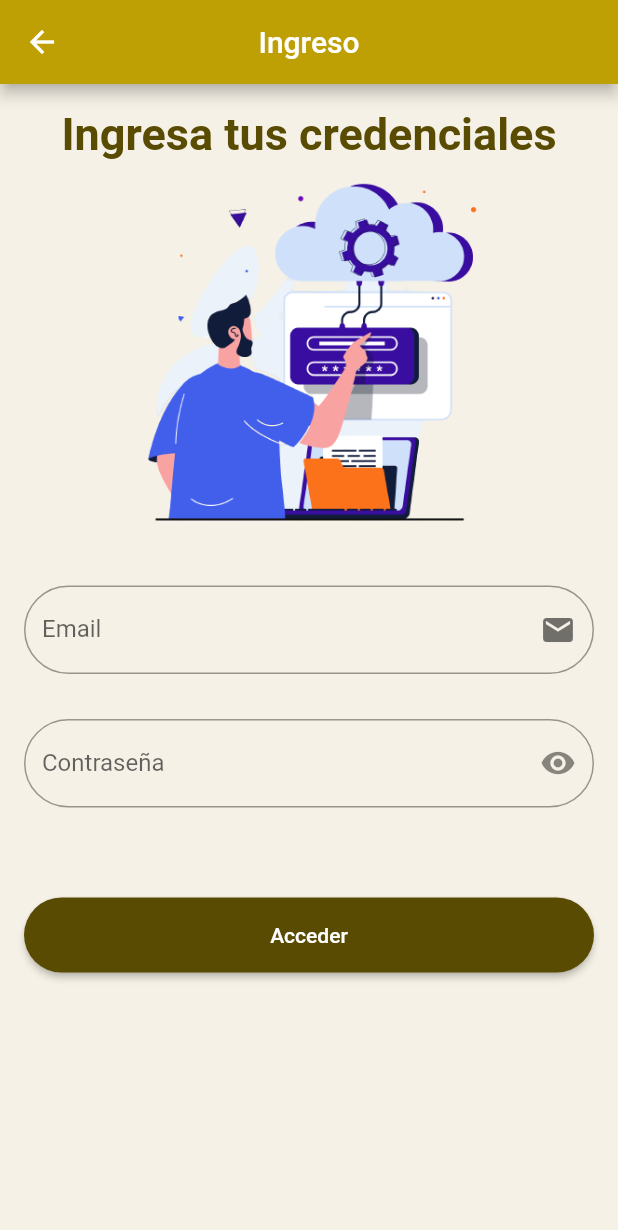
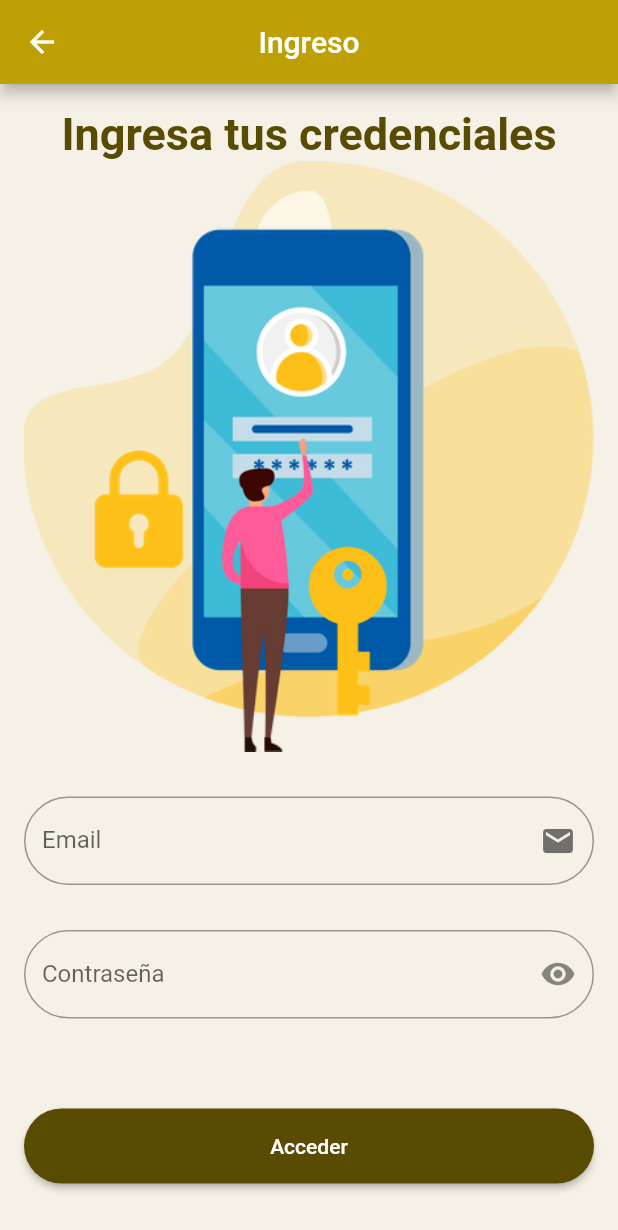
Before and after one commit to Landerer0/PAMProyecto2, a Flutter app: the screen it shows after launch, after a tap on "Ingresar", on a phone screen of 412 x 824 dp. Shown: the top 1230 px of the screen. Run offline on Flutter 3.47's test engine with Material 2 defaults, Android fonts, the light colour scheme and no system bars; our stand-ins replace camera, cool_alert, fluttertoast, shared_preferences, sidebarx; missing offline and left inert: dart:ffi; network calls fail; Roboto replaces fonts that are missing (Calibri); project files that could hold a hidden picture were left out.

Commit message:
fotos cambiadas

```diff
--- a/lib/global.dart
+++ b/lib/global.dart
@@ -3,7 +3,7 @@ import 'package:flutter/material.dart';
 class Global {
   static int idUsuario = 0;
   static String login = "";
-  static String baseApiUrl = "https://5d3069c93e55.sa.ngrok.io";
+  static String baseApiUrl = "https://882aa2605781.sa.ngrok.io";
   static Color colorOficial = Color.fromARGB(255, 191, 160, 4);
   static Color colorSecundario = Color.fromARGB(255, 89, 75, 2);
   static Color colorSupport = Color.fromARGB(255, 245, 241, 230);
--- a/lib/pages/homeScreen.dart
+++ b/lib/pages/homeScreen.dart
@@ -37,7 +37,7 @@ class HomeScreen extends StatelessWidget {
                   ),
                 ),
                 sizedBox,
-                Image.asset("assets/images/welcome2.png"),
+                Image.asset("assets/images/recycleWakala.png"),
                 sizedBox,
                 SizedBox(
                     width: double.infinity,
--- a/lib/pages/login.dart
+++ b/lib/pages/login.dart
@@ -92,7 +92,7 @@ class _loginState extends State<login> {
                         color: Global.colorSecundario),
                   ),
                 ),
-                Image.asset("assets/images/login.jpg"),
+                Image.asset("assets/images/newLogin.png"),
                 sizedBox,
                 TextField(
                     controller: emailController,
--- a/pubspec.yaml
+++ b/pubspec.yaml
@@ -67,13 +67,14 @@ flutter:
     - assets/images/login.jpg
     - assets/images/openbook.png
     - assets/images/personLock.png
-    - assets/images/hall.png
     - assets/images/yellow-drawer.jpg
     - assets/images/crisperez.jpg
     - assets/images/lucaskraemer.jpeg
     - assets/images/user.png
     - assets/images/welcome.png
     - assets/images/welcome2.png
+    - assets/images/recycleWakala.png
+    - assets/images/newLogin.png
   fonts:
     - family: Rubik
       fonts:
```
Also changed, not shown: assets/images/hall.png (deleted), assets/images/newLogin.png (added), assets/images/recycleMain.png (added), assets/images/recycleWakala.png (added).
